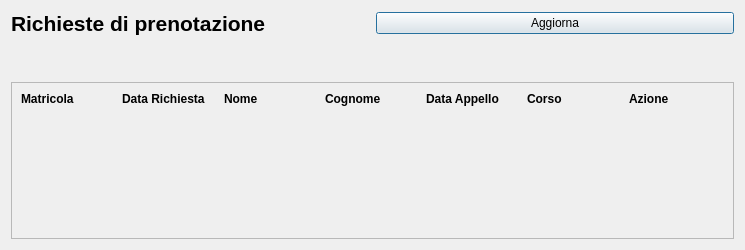
Qt form gui/designer/segreteria/segreteria_dialog_inoltra_prenotazione.ui (VikSn0w/StudiSync) before a commit.
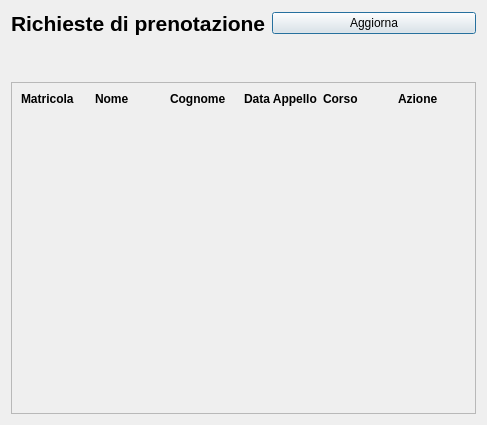
The same form after that commit.

Commit message:
Rework della GUI segreteria_home
Aggiunto radio button per selezionare le richieste con un tipo di status

Fixata interfaccia accettazione appelli, segreteria.

```diff
--- a/gui/designer/segreteria/segreteria_dialog_inoltra_prenotazione.ui
+++ b/gui/designer/segreteria/segreteria_dialog_inoltra_prenotazione.ui
@@ -6,8 +6,8 @@
    <rect>
     <x>0</x>
     <y>0</y>
-    <width>745</width>
-    <height>250</height>
+    <width>487</width>
+    <height>425</height>
    </rect>
   </property>
   <property name="windowTitle">
@@ -68,8 +68,8 @@
        <rect>
         <x>0</x>
         <y>0</y>
-        <width>725</width>
-        <height>151</height>
+        <width>467</width>
+        <height>326</height>
        </rect>
       </property>
       <layout class="QVBoxLayout" name="verticalLayout_3">
@@ -88,19 +88,6 @@
            </property>
           </widget>
          </item>
-         <item>
-          <widget class="QLabel" name="label_10">
-           <property name="font">
-            <font>
-             <weight>75</weight>
-             <bold>true</bold>
-            </font>
-           </property>
-           <property name="text">
-            <string>Data Richiesta</string>
-           </property>
-          </widget>
-         </item>
          <item>
           <widget class="QLabel" name="label_11">
            <property name="font">
```
The commit also changes 12 other files.
